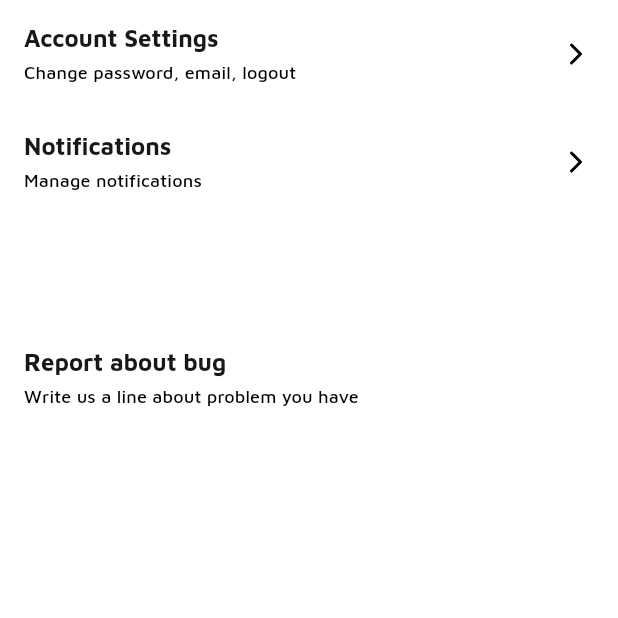
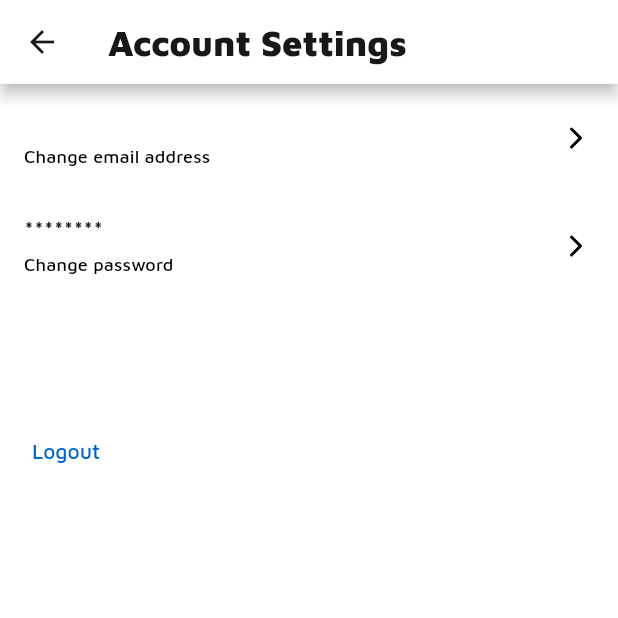
Before and after one commit to lapin7771n/worship-songs, a Flutter app: the SettingsScreen screen opened directly, after a tap on "Account Settings", on a phone screen of 412 x 824 dp, the top half of it. Run offline on Flutter 3.47's test engine with Material 2 defaults, Android fonts, the phone set to English and light mode, and no system bars; our stand-ins replace carousel_slider, cloud_firestore, firebase_auth, flutter_svg, google_sign_in, styled_text; accounts and stored records are empty.

Commit message:
Settings and auth improved

```diff
--- /dev/null
+++ b/lib/data/settings_item.dart
@@ -0,0 +1,15 @@
+import 'package:flutter/cupertino.dart';
+
+class SettingsItem {
+  final String title;
+  final String subtitle;
+  final Function(BuildContext context) onTap;
+  bool showArrow;
+
+  SettingsItem({
+    @required this.title,
+    @required this.subtitle,
+    this.onTap,
+    bool showArrow = true,
+  }) : showArrow = onTap != null && showArrow;
+}
--- a/lib/providers/favorite_songs_provider.dart
+++ b/lib/providers/favorite_songs_provider.dart
@@ -47,17 +47,17 @@ class FavoriteSongsProvider with ChangeNotifier {
     return future;
   }
 
-  Future getAll() async {
+  Future<List> getAll() async {
     final DocumentSnapshot snapshot = await Firestore.instance
         .collection(_FAVORITE_SONGS)
         .document(_userId)
         .get();
-    final List<String> songsKeys = snapshot.data.keys.toList();
+    final List<String> songsKeys = snapshot.data?.keys?.toList() ?? [];
     final List<Song> favSongs = await _songsProvider.getSongsById(songsKeys);
     _favSongs.clear();
     _favSongs.addAll(favSongs);
     notifyListeners();
-    return favSongs;
+    return songs;
   }
 
   Future<bool> isFavorite(String songId) async {
--- a/lib/providers/songs_provider.dart
+++ b/lib/providers/songs_provider.dart
@@ -49,6 +49,11 @@ class SongsProvider with ChangeNotifier {
     return await Future.wait(songs);
   }
 
+  clearLoadedSongs() {
+    _songs.clear();
+    _lastSongSnapshot = null;
+  }
+
   Future<DocumentReference> addSong(Song song) {
     throw UnimplementedError();
 //    return Firestore.instance.collection(_SONGS).add(song.toJson());
--- /dev/null
+++ b/lib/screens/account_settings_screen.dart
@@ -0,0 +1,69 @@
+import 'package:flutter/material.dart';
+import 'package:provider/provider.dart';
+import 'package:worshipsongs/app_colors.dart';
+import 'package:worshipsongs/providers/auth_provider.dart';
+import 'package:worshipsongs/providers/songs_provider.dart';
+import 'package:worshipsongs/widgets/settings_list_item.dart';
+
+class AccountSettingsScreen extends StatelessWidget {
+  static const String routeName = '/account-settings';
+
+  @override
+  Widget build(BuildContext context) {
+    return Scaffold(
+      appBar: AppBar(
+        title: Text(
+          'Account Settings',
+          style: Theme.of(context).textTheme.headline2,
+        ),
+      ),
+      body: ListView(
+        children: [
+          Consumer<AuthProvider>(
+            builder: (_, auth, __) => SettingsListItem.custom(
+              title: auth.user?.email ?? '',
+              subtitle: 'Change email address',
+              onTap: (ctx) {
+                Scaffold.of(ctx).hideCurrentSnackBar();
+                Scaffold.of(ctx).showSnackBar(
+                  SnackBar(
+                    content: Text('Not yet implemented'),
+                  ),
+                );
+              },
+            ),
+          ),
+          SettingsListItem.custom(
+            title: '********',
+            subtitle: 'Change password',
+            onTap: (ctx) {
+              Scaffold.of(ctx).hideCurrentSnackBar();
+              Scaffold.of(ctx).showSnackBar(
+                SnackBar(
+                  content: Text('Not yet implemented'),
+                ),
+              );
+            },
+          ),
+          SettingsListItem.custom(
+            title: '',
+            subtitle: '',
+          ),
+          Align(
+            alignment: Alignment.centerLeft,
+            child: FlatButton(
+              onPressed: () {
+                Provider.of<AuthProvider>(context, listen: false).logOut();
+                Provider.of<SongsProvider>(context, listen: false)
+                    .clearLoadedSongs();
+                Navigator.of(context).pop();
+              },
+              child: Text('Logout'),
+              textColor: AppColors.blue,
+            ),
+          ),
+        ],
+      ),
+    );
+  }
+}
--- a/lib/screens/auth_screen/auth_screen.dart
+++ b/lib/screens/auth_screen/auth_screen.dart
@@ -4,8 +4,6 @@ import 'package:provider/provider.dart';
 import 'package:worshipsongs/app_colors.dart';
 import 'package:worshipsongs/providers/auth_provider.dart';
 import 'package:worshipsongs/screens/auth_screen/widgets/auth_form.dart';
-import 'package:worshipsongs/screens/main_screen.dart';
-import 'package:worshipsongs/services/users_service.dart';
 
 class AuthScreen extends StatelessWidget {
   static const String routeName = '/auth';
@@ -73,8 +71,7 @@ class AuthScreen extends StatelessWidget {
     final firebaseUser = await Provider.of<AuthProvider>(context, listen: false)
         .signInViaGoogle();
     if (firebaseUser != null) {
-      UsersService.createUser(firebaseUser);
-      Navigator.of(context).pushReplacementNamed(MainScreen.routeName);
+      Navigator.of(context).pop();
     }
   }
 }
--- a/lib/screens/auth_screen/widgets/auth_form.dart
+++ b/lib/screens/auth_screen/widgets/auth_form.dart
@@ -3,7 +3,6 @@ import 'package:flutter/material.dart';
 import 'package:provider/provider.dart';
 import 'package:worshipsongs/app_colors.dart';
 import 'package:worshipsongs/providers/auth_provider.dart';
-import 'package:worshipsongs/screens/main_screen.dart';
 import 'package:worshipsongs/widgets/button.dart';
 
 import 'auth_field.dart';
@@ -179,7 +178,7 @@ class _AuthFormState extends State<AuthForm> {
     }
 
     if (user != null) {
-      Navigator.of(context).pushNamed(MainScreen.routeName);
+      Navigator.of(context).pop();
     }
   }
 }
--- a/lib/screens/home_screen/home_songs_list.dart
+++ b/lib/screens/home_screen/home_songs_list.dart
@@ -32,7 +32,7 @@ class HomeSongsList extends StatelessWidget {
         if (index == _songs.length) {
           return const Center(child: const CircularProgressIndicator());
         }
-        final Song previousSong = index > 0 ? _songs[index-1] : null;
+        final Song previousSong = index > 0 ? _songs[index - 1] : null;
         final Song currentSong = _songs[index];
         Widget header;
         if (previousSong == null ||
--- a/lib/screens/settings_screen.dart
+++ b/lib/screens/settings_screen.dart
@@ -1,22 +1,43 @@
 import 'package:flutter/material.dart';
-import 'package:flutter_svg/svg.dart';
+import 'package:url_launcher/url_launcher.dart';
+import 'package:worshipsongs/data/settings_item.dart';
+import 'package:worshipsongs/screens/account_settings_screen.dart';
+import 'package:worshipsongs/widgets/settings_list_item.dart';
 
 class SettingsScreen extends StatelessWidget {
-  static final List<_SettingsItem> _settingItems = [
-    _SettingsItem(
+  static final List<SettingsItem> _settingItems = [
+    SettingsItem(
       title: 'Account Settings',
       subtitle: 'Change password, email, logout',
-      onTap: () {},
+      onTap: (BuildContext context) {
+        Navigator.of(context).pushNamed(AccountSettingsScreen.routeName);
+      },
     ),
-    _SettingsItem(
+    SettingsItem(
       title: 'Notifications',
       subtitle: 'Manage notifications',
-      onTap: () {},
+      onTap: (BuildContext context) {
+        Scaffold.of(context).hideCurrentSnackBar();
+        Scaffold.of(context).showSnackBar(
+          SnackBar(
+            content: Text('Not yet implemented'),
+          ),
+        );
+      },
     ),
-    _SettingsItem(title: '', subtitle: ''),
-    _SettingsItem(
+    SettingsItem(title: '', subtitle: ''),
+    SettingsItem(
       title: 'Report about bug',
       subtitle: 'Write us a line about problem you have',
+      showArrow: false,
+      onTap: (context) async {
+        const url = 'mailto:nlapin.java@gmail.com?subject=WSongs_bug_report';
+        if (await canLaunch(url)) {
+          await launch(url);
+        } else {
+          throw 'Could not launch $url';
+        }
+      },
     ),
   ];
 
@@ -24,34 +45,9 @@ class SettingsScreen extends StatelessWidget {
   Widget build(BuildContext context) {
     return Scaffold(
       body: ListView.builder(
-        itemBuilder: (ctx, index) => ListTile(
-          title: Text(
-            _settingItems[index].title,
-            style: Theme.of(context).textTheme.headline4,
-          ),
-          subtitle: Text(
-            _settingItems[index].subtitle,
-            style: Theme.of(context).textTheme.subtitle2,
-          ),
-          onTap: _settingItems[index].onTap,
-          trailing: _settingItems[index].onTap != null
-              ? SvgPicture.asset('assets/images/ArrowRight.svg')
-              : null,
-        ),
+        itemBuilder: (ctx, index) => SettingsListItem(_settingItems[index]),
         itemCount: _settingItems.length,
       ),
     );
   }
 }
-
-class _SettingsItem {
-  final String title;
-  final String subtitle;
-  final Function onTap;
-
-  _SettingsItem({
-    this.title,
-    this.subtitle,
-    this.onTap,
-  });
-}
--- a/lib/screens/song_screen/song_favorite_action.dart
+++ b/lib/screens/song_screen/song_favorite_action.dart
@@ -1,4 +1,3 @@
-import 'package:firebase_auth/firebase_auth.dart';
 import 'package:flutter/material.dart';
 import 'package:provider/provider.dart';
 import 'package:worshipsongs/providers/favorite_songs_provider.dart';
@@ -37,7 +36,6 @@ class _SongFavoriteActionState extends State<SongFavoriteAction> {
   }
 
   _toggleFavorite(String songId) async {
-    final FirebaseUser user = await FirebaseAuth.instance.currentUser();
     final provider = Provider.of<FavoriteSongsProvider>(context, listen: false);
     isFavorite ? provider.remove(songId) : provider.add(songId);
     setState(() {
--- /dev/null
+++ b/lib/widgets/settings_list_item.dart
@@ -0,0 +1,39 @@
+import 'package:flutter/material.dart';
+import 'package:flutter_svg/svg.dart';
+import 'package:worshipsongs/data/settings_item.dart';
+
+class SettingsListItem extends StatelessWidget {
+  final SettingsItem _settingsItem;
+
+  const SettingsListItem(this._settingsItem);
+
+  SettingsListItem.custom({
+    @required String title,
+    @required String subtitle,
+    Function(BuildContext context) onTap,
+  }) : this._settingsItem = SettingsItem(
+          title: title,
+          subtitle: subtitle,
+          onTap: onTap,
+        );
+
+  @override
+  Widget build(BuildContext context) {
+    return ListTile(
+      title: Text(
+        _settingsItem.title,
+        style: Theme.of(context).textTheme.headline4,
+      ),
+      subtitle: Text(
+        _settingsItem.subtitle,
+        style: Theme.of(context).textTheme.subtitle2,
+      ),
+      onTap: _settingsItem.onTap != null
+          ? () => _settingsItem.onTap(context)
+          : null,
+      trailing: _settingsItem.showArrow
+          ? SvgPicture.asset('assets/images/ArrowRight.svg')
+          : null,
+    );
+  }
+}
--- a/lib/widgets/song_list_item.dart
+++ b/lib/widgets/song_list_item.dart
@@ -17,10 +17,7 @@ class SongListItem extends StatelessWidget {
     return ListTile(
       isThreeLine: true,
       onTap: onTap,
-      leading: Hero(
-        tag: song.uuid,
-        child: SongCoverImage(title: song.title),
-      ),
+      leading: SongCoverImage(title: song.title),
       title: Text(
         song.title,
         style: Theme.of(context).textTheme.headline4,
--- a/pubspec.yaml
+++ b/pubspec.yaml
@@ -21,6 +21,7 @@ dependencies:
   path_provider: ^1.6.11
   styled_text: ^1.0.1+1
   provider: ^4.3.2
+  url_launcher: ^5.5.0
 
   firebase_core: ^0.4.0+9
   firebase_auth: ^0.16.1
```
Also changed, not shown: lib/main.dart (+10 -6 lines), lib/providers/auth_provider.dart (+50 -3 lines), lib/screens/home_screen/home_screen.dart (+13 -7 lines), lib/screens/my_lyrics_screen.dart (+6 -6 lines), lib/services/users_service.dart (deleted, +0 -22 lines), pubspec.lock, 1 other file.
